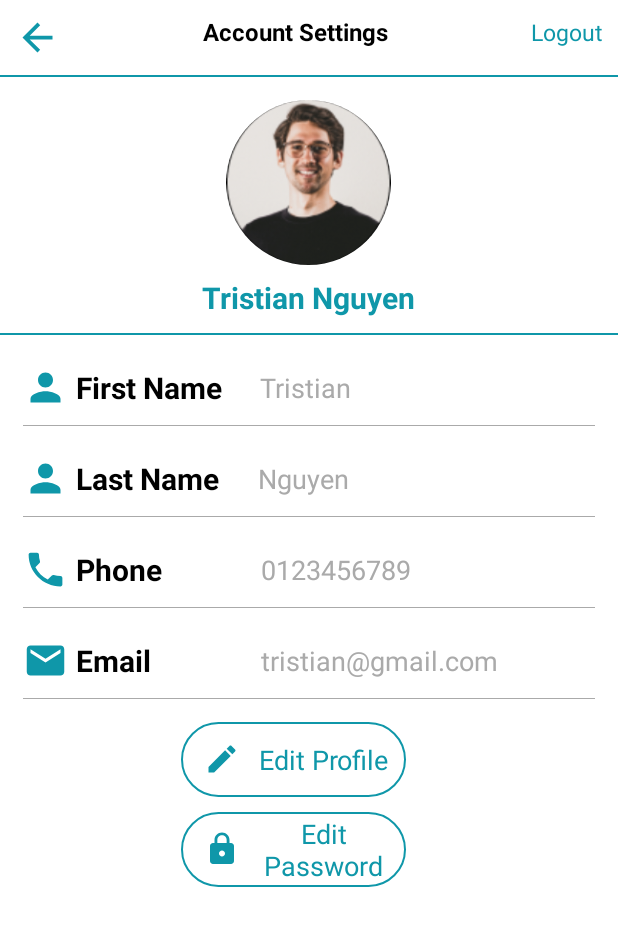
After one commit to conghuule/Go, an Android app: the layout activity_profile.xml on its own in the app's theme, with its tools: preview values and no code run, on a phone screen of 412 x 824 dp. The commit adds this screen. Shown: the top 926 px of the screen. Run offline under Robolectric (Android 15) with nearby library versions, the light colour scheme and no system bars.

Commit message:
create profileActivity

```diff
--- a/Final Project/Go/app/src/main/res/layout/activity_login.xml
+++ b/Final Project/Go/app/src/main/res/layout/activity_login.xml
@@ -2,6 +2,7 @@
 <LinearLayout xmlns:android="http://schemas.android.com/apk/res/android"
     xmlns:app="http://schemas.android.com/apk/res-auto"
     xmlns:tools="http://schemas.android.com/tools"
+    android:id="@+id/activity_login"
     android:layout_width="match_parent"
     android:layout_height="match_parent"
     tools:context=".Activities.LoginActivity">
--- a/Final Project/Go/app/src/main/res/layout/activity_main.xml
+++ b/Final Project/Go/app/src/main/res/layout/activity_main.xml
@@ -2,6 +2,7 @@
 <androidx.constraintlayout.widget.ConstraintLayout xmlns:android="http://schemas.android.com/apk/res/android"
     xmlns:app="http://schemas.android.com/apk/res-auto"
     xmlns:tools="http://schemas.android.com/tools"
+    android:id="@+id/activity_main"
     android:layout_width="match_parent"
     android:layout_height="match_parent"
     tools:context=".Activities.MainActivity">
--- /dev/null
+++ b/Final Project/Go/app/src/main/res/layout/activity_profile.xml
@@ -0,0 +1,250 @@
+<?xml version="1.0" encoding="utf-8"?>
+<LinearLayout xmlns:android="http://schemas.android.com/apk/res/android"
+    xmlns:tools="http://schemas.android.com/tools"
+    android:layout_width="match_parent"
+    android:layout_height="match_parent"
+    android:orientation="vertical"
+    tools:context=".Activities.MainActivity">
+
+    <include layout="@layout/toolbar" />
+
+    <LinearLayout
+        android:layout_width="match_parent"
+        android:layout_height="wrap_content"
+        android:gravity="center"
+        android:paddingTop="15dp"
+        android:orientation="vertical">
+
+        <de.hdodenhof.circleimageview.CircleImageView
+            android:layout_width="110dp"
+            android:layout_height="110dp"
+            android:src="@drawable/avatr"/>
+
+        <TextView
+            android:layout_width="wrap_content"
+            android:layout_height="wrap_content"
+            android:text="Tristian Nguyen"
+            android:textColor="#0F97A9"
+            android:textSize="20dp"
+            android:layout_marginTop="8dp"
+            android:textStyle="bold" />
+
+        <View
+            android:layout_width="match_parent"
+            android:layout_height="1dp"
+            android:background="#0F97A9"
+            android:layout_marginTop="10dp"/>
+
+    </LinearLayout>
+
+    <LinearLayout
+        android:layout_width="match_parent"
+        android:layout_height="wrap_content"
+        android:orientation="horizontal"
+        android:paddingLeft="15dp"
+        android:paddingRight="15dp"
+        android:layout_marginTop="20dp"
+        android:gravity="center_vertical">
+
+        <ImageView
+            android:layout_width="30dp"
+            android:layout_height="30dp"
+            android:src="@drawable/ic_person"/>
+
+        <TextView
+            android:layout_width="wrap_content"
+            android:layout_height="wrap_content"
+            android:text="First Name"
+            android:textStyle="bold"
+            android:textColor="@color/black"
+            android:textSize="20dp"
+            android:layout_marginLeft="5dp" />
+
+        <TextView
+            android:layout_width="match_parent"
+            android:layout_height="wrap_content"
+            android:layout_marginLeft="25dp"
+            android:text="Tristian"
+            android:textColor="@android:color/darker_gray"
+            android:textSize="18dp" />
+
+    </LinearLayout>
+
+    <View
+        android:layout_width="match_parent"
+        android:layout_height="0.5dp"
+        android:background="@android:color/darker_gray"
+        android:layout_marginTop="10dp"
+        android:layout_marginRight="15dp"
+        android:layout_marginLeft="15dp"/>
+
+    <LinearLayout
+        android:layout_width="match_parent"
+        android:layout_height="wrap_content"
+        android:orientation="horizontal"
+        android:paddingLeft="15dp"
+        android:paddingRight="15dp"
+        android:layout_marginTop="20dp"
+        android:gravity="center_vertical">
+
+        <ImageView
+            android:layout_width="30dp"
+            android:layout_height="30dp"
+            android:src="@drawable/ic_person"/>
+
+        <TextView
+            android:layout_width="wrap_content"
+            android:layout_height="wrap_content"
+            android:text="Last Name"
+            android:textStyle="bold"
+            android:textColor="@color/black"
+            android:textSize="20dp"
+            android:layout_marginLeft="5dp" />
+
+        <TextView
+            android:layout_width="match_parent"
+            android:layout_height="wrap_content"
+            android:layout_marginLeft="26dp"
+            android:text="Nguyen"
+            android:textColor="@android:color/darker_gray"
+            android:textSize="18dp" />
+
+    </LinearLayout>
+
+    <View
+        android:layout_width="match_parent"
+        android:layout_height="0.5dp"
+        android:background="@android:color/darker_gray"
+        android:layout_marginTop="10dp"
+        android:layout_marginRight="15dp"
+        android:layout_marginLeft="15dp"/>
+
+    <LinearLayout
+        android:layout_width="match_parent"
+        android:layout_height="wrap_content"
+        android:orientation="horizontal"
+        android:paddingLeft="15dp"
+        android:paddingRight="15dp"
+        android:layout_marginTop="20dp"
+        android:gravity="center_vertical">
+
+        <ImageView
+            android:layout_width="30dp"
+            android:layout_height="30dp"
+            android:src="@drawable/ic_phone"/>
+
+        <TextView
+            android:layout_width="wrap_content"
+            android:layout_height="wrap_content"
+            android:text="Phone"
+            android:textStyle="bold"
+            android:textColor="@color/black"
+            android:textSize="20dp"
+            android:layout_marginLeft="5dp" />
+
+        <TextView
+            android:layout_width="match_parent"
+            android:layout_height="wrap_content"
+            android:layout_marginLeft="66dp"
+            android:text="0123456789"
+            android:textColor="@android:color/darker_gray"
+            android:textSize="18dp" />
+
+    </LinearLayout>
+
+    <View
+        android:layout_width="match_parent"
+        android:layout_height="0.5dp"
+        android:background="@android:color/darker_gray"
+        android:layout_marginTop="10dp"
+        android:layout_marginRight="15dp"
+        android:layout_marginLeft="15dp"/>
+
+    <LinearLayout
+        android:layout_width="match_parent"
+        android:layout_height="wrap_content"
+        android:orientation="horizontal"
+        android:paddingLeft="15dp"
+        android:paddingRight="15dp"
+        android:layout_marginTop="20dp"
+        android:gravity="center_vertical">
+
+        <ImageView
+            android:layout_width="30dp"
+            android:layout_height="30dp"
+            android:src="@drawable/ic_email"/>
+
+        <TextView
+            android:layout_width="wrap_content"
+            android:layout_height="wrap_content"
+            android:text="Email"
+            android:textStyle="bold"
+            android:textColor="@color/black"
+            android:textSize="20dp"
+            android:layout_marginLeft="5dp" />
+
+        <TextView
+            android:layout_width="match_parent"
+            android:layout_height="wrap_content"
+            android:layout_marginLeft="73dp"
+            android:text="tristian@gmail.com"
+            android:textColor="@android:color/darker_gray"
+            android:textSize="18dp" />
+
+    </LinearLayout>
+
+    <View
+        android:layout_width="match_parent"
+        android:layout_height="0.5dp"
+        android:background="@android:color/darker_gray"
+        android:layout_marginTop="10dp"
+        android:layout_marginRight="15dp"
+        android:layout_marginLeft="15dp"/>
+
+    <LinearLayout
+        android:id="@+id/btnEditPro"
+        android:layout_width="match_parent"
+        android:layout_height="wrap_content"
+        android:layout_marginTop="15dp"
+        android:gravity="center"
+        android:orientation="vertical">
+
+        <TextView
+            android:layout_width="150dp"
+            android:layout_height="50dp"
+            android:background="@drawable/bg_btn"
+            android:text="Edit Profile"
+            android:gravity="center"
+            android:textColor="#0F97A9"
+            android:textSize="18dp"
+            android:drawableLeft="@drawable/ic_edit"
+            android:paddingLeft="15dp"
+            android:layout_marginLeft="-10dp"
+            />
+
+    </LinearLayout>
+
+    <LinearLayout
+        android:id="@+id/btnEditPass"
+        android:layout_width="match_parent"
+        android:layout_height="wrap_content"
+        android:layout_marginTop="10dp"
+        android:gravity="center"
+        android:orientation="vertical">
+
+        <TextView
+            android:layout_width="150dp"
+            android:layout_height="50dp"
+            android:background="@drawable/bg_btn"
+            android:text="Edit Password"
+            android:gravity="center"
+            android:textColor="#0F97A9"
+            android:textSize="18dp"
+            android:drawableLeft="@drawable/ic_lock"
+            android:paddingLeft="15dp"
+            android:layout_marginLeft="-10dp"
+            />
+
+    </LinearLayout>
+
+</LinearLayout>
--- a/Final Project/Go/app/src/main/res/layout/edit_password.xml
+++ b/Final Project/Go/app/src/main/res/layout/edit_password.xml
@@ -1,6 +1,7 @@
 <?xml version="1.0" encoding="utf-8"?>
 <LinearLayout xmlns:android="http://schemas.android.com/apk/res/android"
     xmlns:tools="http://schemas.android.com/tools"
+    android:id="@+id/activity_editPass"
     android:layout_width="match_parent"
     android:layout_height="match_parent"
     android:orientation="vertical"
--- a/Final Project/Go/app/src/main/res/layout/toolbar.xml
+++ b/Final Project/Go/app/src/main/res/layout/toolbar.xml
@@ -5,15 +5,21 @@
     <LinearLayout android:layout_width="match_parent" android:layout_height="wrap_content"
         android:padding="10dp" android:id="@+id/linear_ll" android:orientation="horizontal">
 
-        <ImageView android:layout_width="30dp" android:layout_height="30dp"
-            android:src="@drawable/ic_arrow_back" android:layout_alignParentLeft="true" />
+        <ImageView
+            android:id="@+id/btnBack"
+            android:layout_width="30dp"
+            android:layout_height="30dp"
+            android:layout_alignParentLeft="true"
+            android:src="@drawable/ic_arrow_back" />
 
         <TextView android:layout_weight="0.5" android:layout_width="0dp"
             android:layout_height="wrap_content" android:text="Account Settings"
             android:textSize="16dp" android:gravity="center" android:textStyle="bold"
             android:textColor="@color/black" />
 
-        <TextView android:layout_width="wrap_content" android:layout_height="wrap_content"
+        <TextView
+            android:id="@+id/btnLogout"
+            android:layout_width="wrap_content" android:layout_height="wrap_content"
             android:text="Logout" android:textColor="#0F97A9" android:layout_alignParentRight="true"
             android:textStyle="normal" android:textSize="15dp" />
 
```
Also changed, not shown: Final Project/Go/app/src/main/java/com/company/go/Activities/profileActivity.java (added, +75 -0 lines), Final Project/Go/app/src/main/java/com/company/go/Fragments/Account.java (+61 -40 lines), Final Project/Go/app/src/main/res/layout/edit_profile1.xml (+5 -2 lines).
